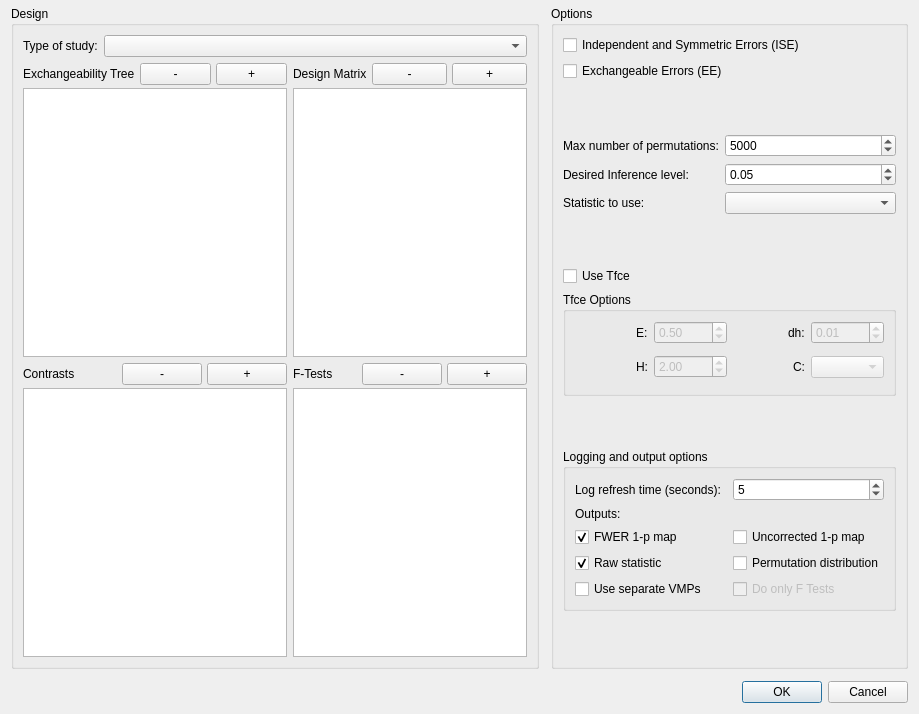
Qt form src/randomise.ui (amon80/randomise) before a commit.
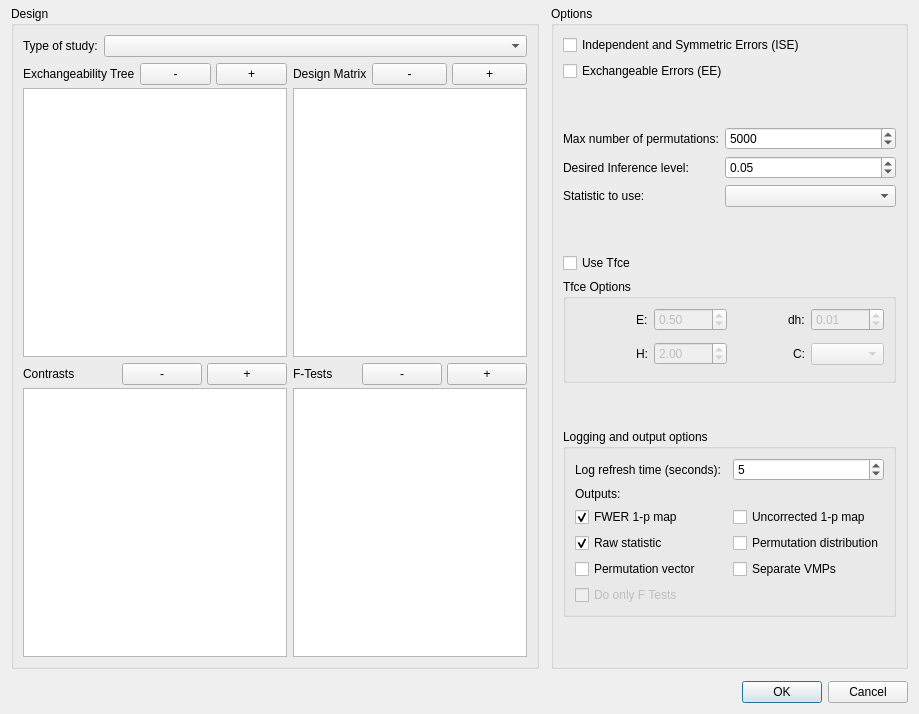
The same form after that commit.

Commit message: Added permutation vector output.

Diff of the .ui file:
```diff
--- a/src/randomise.ui
+++ b/src/randomise.ui
@@ -536,6 +536,9 @@
            </item>
            <item row="0" column="2">
             <widget class="QSpinBox" name="refreshingTimeSpinBox">
+             <property name="maximum">
+              <number>600</number>
+             </property>
              <property name="value">
               <number>5</number>
              </property>
@@ -556,13 +559,13 @@
             </widget>
            </item>
            <item row="5" column="0">
-            <widget class="QCheckBox" name="separateVMPCheckBox">
+            <widget class="QCheckBox" name="outputPermutationVectorCheckBox">
              <property name="text">
-              <string>Use separate VMPs</string>
+              <string>Permutation vector</string>
              </property>
             </widget>
            </item>
-           <item row="5" column="2">
+           <item row="6" column="0">
             <widget class="QCheckBox" name="doOnlyFTestsCheckBox">
              <property name="enabled">
               <bool>false</bool>
@@ -572,6 +575,13 @@
              </property>
             </widget>
            </item>
+           <item row="5" column="2">
+            <widget class="QCheckBox" name="separateVMPCheckBox">
+             <property name="text">
+              <string>Separate VMPs</string>
+             </property>
+            </widget>
+           </item>
           </layout>
          </widget>
         </item>
```
Left out of the diff: 28 changed lines with no effect on the pictures. The commit also changes 4 other files.
